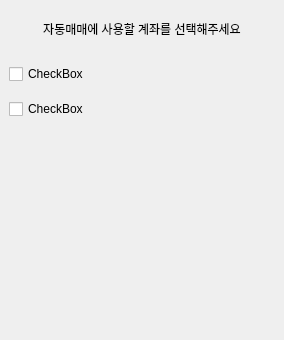
First picture: the form in GUI/select_acc_win.ui, repository Fvesta/autotrading2, before the edit.
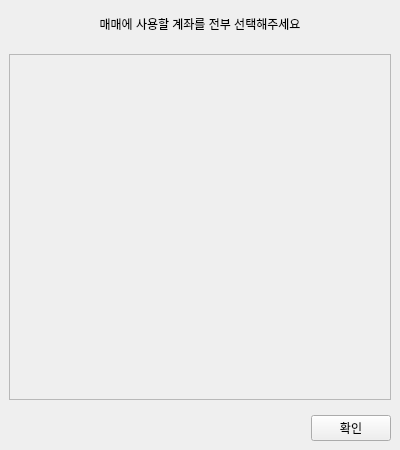
Second picture: the form after the edit.

Commit message: Add multi account select window

```diff
--- a/GUI/select_acc_win.ui
+++ b/GUI/select_acc_win.ui
@@ -6,14 +6,17 @@
    <rect>
     <x>0</x>
     <y>0</y>
-    <width>284</width>
-    <height>340</height>
+    <width>400</width>
+    <height>450</height>
    </rect>
   </property>
   <property name="windowTitle">
    <string>MainWindow</string>
   </property>
   <widget class="QWidget" name="centralwidget">
+   <property name="layoutDirection">
+    <enum>Qt::RightToLeft</enum>
+   </property>
    <layout class="QVBoxLayout" name="verticalLayout">
     <property name="spacing">
      <number>15</number>
@@ -29,11 +32,11 @@
       <property name="minimumSize">
        <size>
         <width>0</width>
-        <height>40</height>
+        <height>30</height>
        </size>
       </property>
       <property name="text">
-       <string>자동매매에 사용할 계좌를 선택해주세요</string>
+       <string>매매에 사용할 계좌를 전부 선택해주세요</string>
       </property>
       <property name="alignment">
        <set>Qt::AlignCenter</set>
@@ -41,31 +44,42 @@
      </widget>
     </item>
     <item>
-     <widget class="QCheckBox" name="checkBox">
-      <property name="text">
-       <string>CheckBox</string>
+     <widget class="QScrollArea" name="scrollArea">
+      <property name="layoutDirection">
+       <enum>Qt::LeftToRight</enum>
       </property>
-     </widget>
-    </item>
-    <item>
-     <widget class="QCheckBox" name="checkBox_2">
-      <property name="text">
-       <string>CheckBox</string>
+      <property name="widgetResizable">
+       <bool>true</bool>
       </property>
+      <widget class="QWidget" name="scrollAreaWidgetContents">
+       <property name="geometry">
+        <rect>
+         <x>0</x>
+         <y>0</y>
+         <width>380</width>
+         <height>347</height>
+        </rect>
+       </property>
+       <layout class="QVBoxLayout" name="verticalLayout_2">
+        <property name="spacing">
+         <number>15</number>
+        </property>
+       </layout>
+      </widget>
      </widget>
     </item>
     <item>
-     <spacer name="verticalSpacer">
-      <property name="orientation">
-       <enum>Qt::Vertical</enum>
+     <widget class="QPushButton" name="select_done_btn">
+      <property name="sizePolicy">
+       <sizepolicy hsizetype="Fixed" vsizetype="Fixed">
+        <horstretch>0</horstretch>
+        <verstretch>0</verstretch>
+       </sizepolicy>
       </property>
-      <property name="sizeHint" stdset="0">
-       <size>
-        <width>20</width>
-        <height>40</height>
-       </size>
+      <property name="text">
+       <string>확인</string>
       </property>
-     </spacer>
+     </widget>
     </item>
    </layout>
   </widget>
```
Left out of the diff: 2 changed lines with no effect on the pictures. The commit also changes 7 other files.
